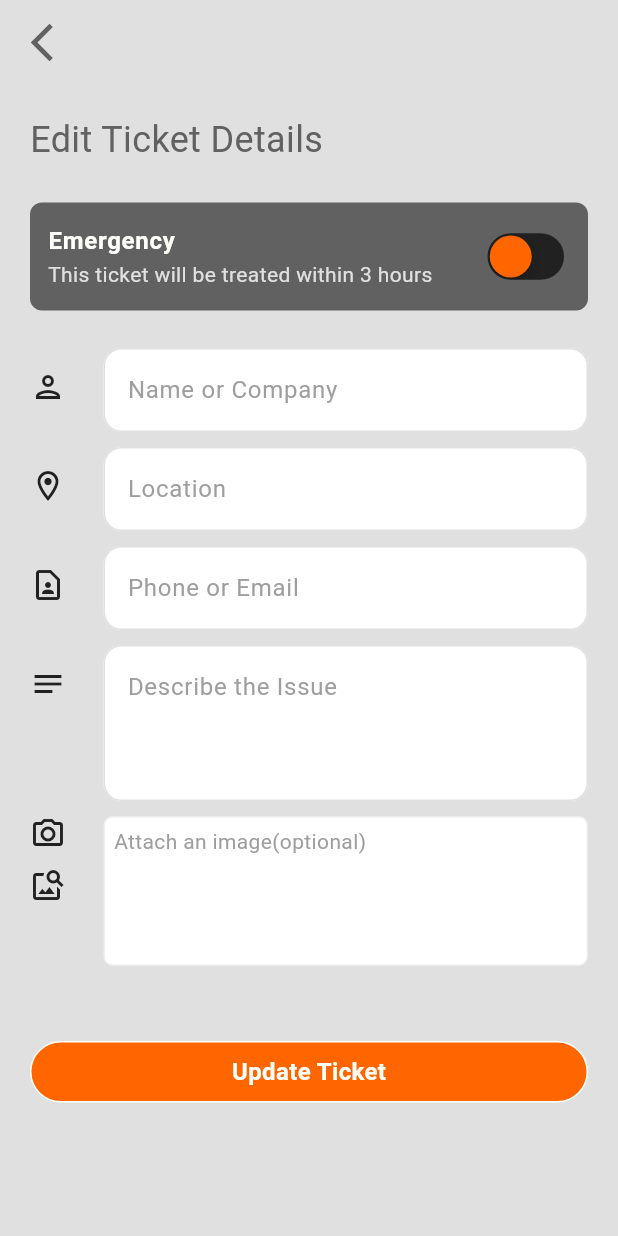
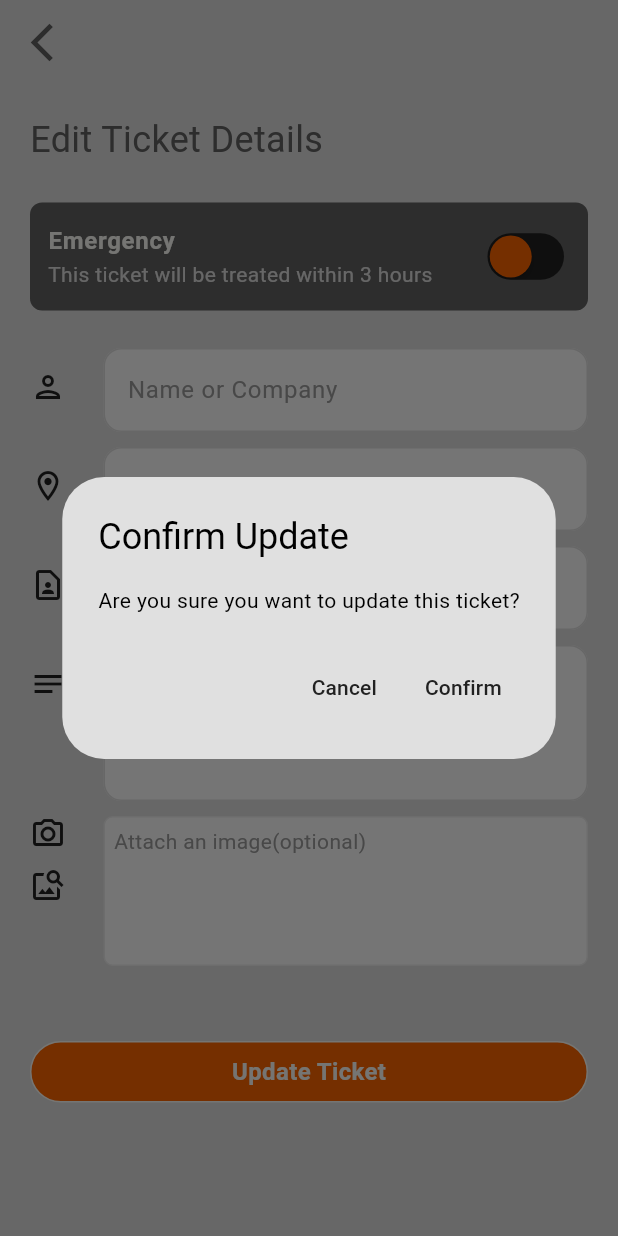
Before and after one commit to Antoine-Ringnyu/techshop, a Flutter app: the EditTicket screen opened directly with empty values, after a tap on "Update Ticket", on a phone screen of 412 x 824 dp. Run offline on Flutter 3.47's test engine with Material 3 defaults, Android fonts, the light colour scheme and no system bars; our stand-ins replace flutter_bloc, image_picker, supabase_flutter; accounts and stored records are empty; network calls fail.

Commit message:
done designing the technician comment not done with the logic yet

```diff
--- /dev/null
+++ b/lib/features/ticket/domain/entities/comment.dart
@@ -0,0 +1,41 @@
+class Comment {
+  final int id;
+  final String ticketId;
+  final String userId;
+  final String technicianName;
+  final String text;
+  final DateTime timestamp;
+
+  Comment({
+    required this.id,
+    required this.ticketId,
+    required this.userId,
+    required this.technicianName,
+    required this.text,
+    required this.timestamp,
+  });
+
+  //map -> ticket
+  factory Comment.fromMap(Map<String, dynamic> map) {
+    return Comment(
+      id: map['id'] as int,
+      ticketId: map['ticketId'] as String,
+      userId: map['userId'] as String,
+      technicianName: map['technicianName'] as String,
+      text: map['text'] as String,
+      timestamp: map['timestamp'] as DateTime,
+    );
+  }
+
+  //tickets -> map
+  Map<String, dynamic> toMap() {
+    return {
+      'id': id,
+      'ticketId': ticketId,
+      'userId': userId,
+      'technicianName': technicianName,
+      'text': text,
+      'timestamp': timestamp,
+    };
+  }
+}
--- a/lib/features/ticket/domain/entities/ticket.dart
+++ b/lib/features/ticket/domain/entities/ticket.dart
@@ -1,3 +1,5 @@
+import 'package:techrx/features/ticket/domain/entities/comment.dart';
+
 class Ticket {
   int? id;
   String? userId;
@@ -8,9 +10,11 @@ class Ticket {
   bool emergency;
   String? status;
   String? imageUrl;
+  //list of comments
+  final List<Comment>? comments;
 
-  Ticket(
-      {this.id,
+  Ticket({
+    this.id,
     this.userId,
     required this.userName,
     required this.location,
@@ -18,7 +22,9 @@ class Ticket {
     required this.issueDescription,
     required this.emergency,
     this.status,
-      this.imageUrl});
+    this.imageUrl,
+    this.comments,
+  });
 
   Ticket copywith({String? imageUrl}) {
     return Ticket(
@@ -30,6 +36,7 @@ class Ticket {
       emergency: emergency,
       status: status,
       imageUrl: imageUrl ?? this.imageUrl,
+      comments: comments
     );
   }
 
@@ -45,6 +52,7 @@ class Ticket {
       emergency: map['emergency'] as bool,
       status: map['status'] as String?,
       imageUrl: map['imageUrl'] as String?,
+      comments: map['comments'] as List<Comment>
     );
   }
 
@@ -59,6 +67,7 @@ class Ticket {
       'emergency': emergency,
       'status': status,
       'imageUrl': imageUrl,
+      'comments': comments,
     };
   }
 }
--- a/lib/features/ticket/presentation/pages/create_ticket.dart
+++ b/lib/features/ticket/presentation/pages/create_ticket.dart
@@ -32,7 +32,6 @@ class _CreateTicketState extends State<CreateTicket> {
   final List<File?> _images = [];
   // List to store uploaded image URLs
   List<String?> imageUrls = [];
-
 
   // Emergency state
   bool _emergency = false;
@@ -118,9 +117,6 @@ class _CreateTicketState extends State<CreateTicket> {
       imageUrls.clear(); // Clear the URLs as well
     });
   }
-
-
-
 
   @override
   void dispose() {
--- a/lib/features/ticket/presentation/pages/edit_ticket.dart
+++ b/lib/features/ticket/presentation/pages/edit_ticket.dart
@@ -3,8 +3,6 @@ import 'dart:io';
 import 'package:flutter/cupertino.dart';
 import 'package:flutter/material.dart';
 import 'package:image_picker/image_picker.dart';
-import 'package:techrx/features/auth/data/supabase_auth_repo.dart';
-import 'package:techrx/features/auth/domain/entities/app_user.dart';
 import 'package:techrx/features/auth/presentation/components/my_button.dart';
 import 'package:techrx/features/storage/data/supabase_storage_repo.dart';
 import 'package:techrx/features/ticket/data/supaabase_ticket_repo.dart';
@@ -82,6 +80,39 @@ class _EditTicketState extends State<EditTicket> {
           .uploadImages(_images.map((e) => e!).toList());
     } catch (e) {
       throw Exception("Error uploading images: $e");
+    }
+  }
+
+  //show confirmation dialoge
+  Future<void> showConfirmationDialog() async {
+    bool? confirm = await showDialog<bool>(
+      context: context,
+      barrierDismissible: false, // Prevent dismissing by tapping outside
+      builder: (BuildContext context) {
+        return AlertDialog(
+          title: const Text('Confirm Update'),
+          content: const Text('Are you sure you want to update this ticket?'),
+          actions: [
+            TextButton(
+              onPressed: () {
+                Navigator.of(context).pop(false); // User canceled
+              },
+              child: const Text('Cancel'),
+            ),
+
+            TextButton(
+              onPressed: () {
+                Navigator.of(context).pop(true); // User confirmed
+              },
+              child: const Text('Confirm'),
+            ),
+          ],
+        );
+      },
+    );
+
+    if (confirm == true) {
+      await submit(); // Proceed with submitting the update
     }
   }
 
@@ -287,7 +318,7 @@ class _EditTicketState extends State<EditTicket> {
 
               // Submit button
               MyButton(
-                onTab: submit,
+                onTab: showConfirmationDialog,
                 text: "Update Ticket",
                 textColor: Theme.of(context).colorScheme.inversePrimary,
                 containerColor: Theme.of(context).colorScheme.tertiary,
```
Also changed, not shown: lib/features/ticket/presentation/pages/ticket_details.dart (+76 -2 lines). Lines whose indentation alone changed are shown as unchanged.
